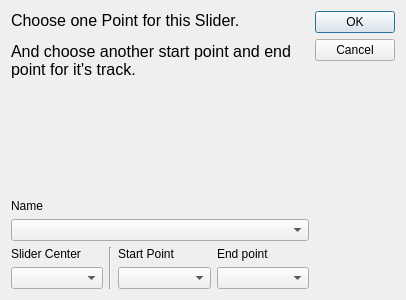
KmolYuan/Pyslvs-UI, file core/simulate/edit_slider.ui: the form before one commit.
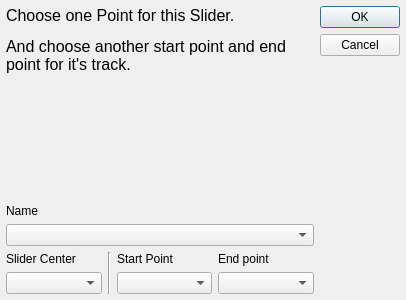
The form after the commit. Icons and pictures are not drawn.

Diff of the .ui file:
```diff
--- a/core/simulate/edit_slider.ui
+++ b/core/simulate/edit_slider.ui
@@ -42,6 +42,21 @@
    <bool>true</bool>
   </property>
   <layout class="QHBoxLayout" name="horizontalLayout_2">
+   <property name="spacing">
+    <number>6</number>
+   </property>
+   <property name="leftMargin">
+    <number>6</number>
+   </property>
+   <property name="topMargin">
+    <number>6</number>
+   </property>
+   <property name="rightMargin">
+    <number>6</number>
+   </property>
+   <property name="bottomMargin">
+    <number>6</number>
+   </property>
    <item>
     <layout class="QVBoxLayout" name="verticalLayout">
      <item>
```
